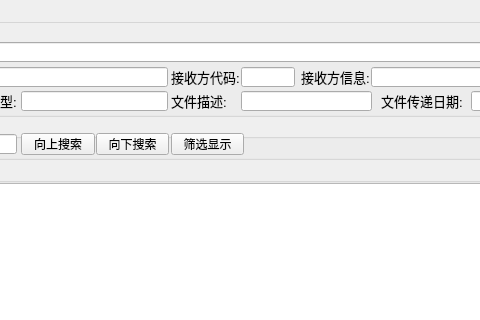
Qt form mainwindow.ui (cnldw/FinanceFileReader) before a commit; both pictures show x 260 to 740 and y 0 to 320 of the 873 by 640 pixel window.
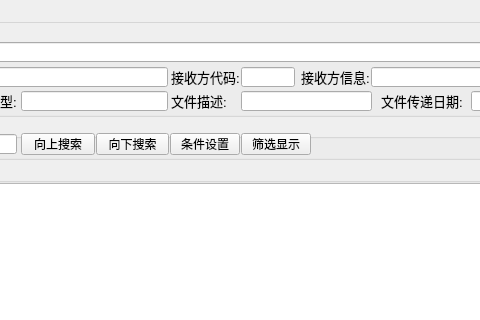
The same form after that commit. Icons and pictures are not drawn.

```diff
--- a/mainwindow.ui
+++ b/mainwindow.ui
@@ -390,9 +390,30 @@
     <widget class="QPushButton" name="pushButtonNextSearch_2">
      <property name="geometry">
       <rect>
-       <x>430</x>
+       <x>429</x>
        <y>14</y>
-       <width>73</width>
+       <width>70</width>
+       <height>22</height>
+      </rect>
+     </property>
+     <property name="toolTip">
+      <string>&lt;!DOCTYPE HTML PUBLIC &quot;-//W3C//DTD HTML 4.0//EN&quot; &quot;http://www.w3.org/TR/REC-html40/strict.dtd&quot;&gt;
+&lt;html&gt;&lt;head&gt;&lt;meta name=&quot;qrichtext&quot; content=&quot;1&quot; /&gt;&lt;style type=&quot;text/css&quot;&gt;
+p, li { white-space: pre-wrap; }
+&lt;/style&gt;&lt;/head&gt;&lt;body style=&quot; font-family:'SimSun'; font-size:9pt; font-weight:400; font-style:normal;&quot;&gt;
+&lt;p style=&quot; margin-top:12px; margin-bottom:12px; margin-left:0px; margin-right:0px; -qt-block-indent:0; text-indent:0px;&quot;&gt;筛选显示时,仅显示满足搜索条件的记录行&lt;br/&gt;取消筛选则恢复显示所有记录&lt;/p&gt;
+&lt;/body&gt;&lt;/html&gt;</string>
+     </property>
+     <property name="text">
+      <string>条件设置</string>
+     </property>
+    </widget>
+    <widget class="QPushButton" name="pushButtonNextSearch_3">
+     <property name="geometry">
+      <rect>
+       <x>500</x>
+       <y>14</y>
+       <width>70</width>
        <height>22</height>
       </rect>
      </property>
```
